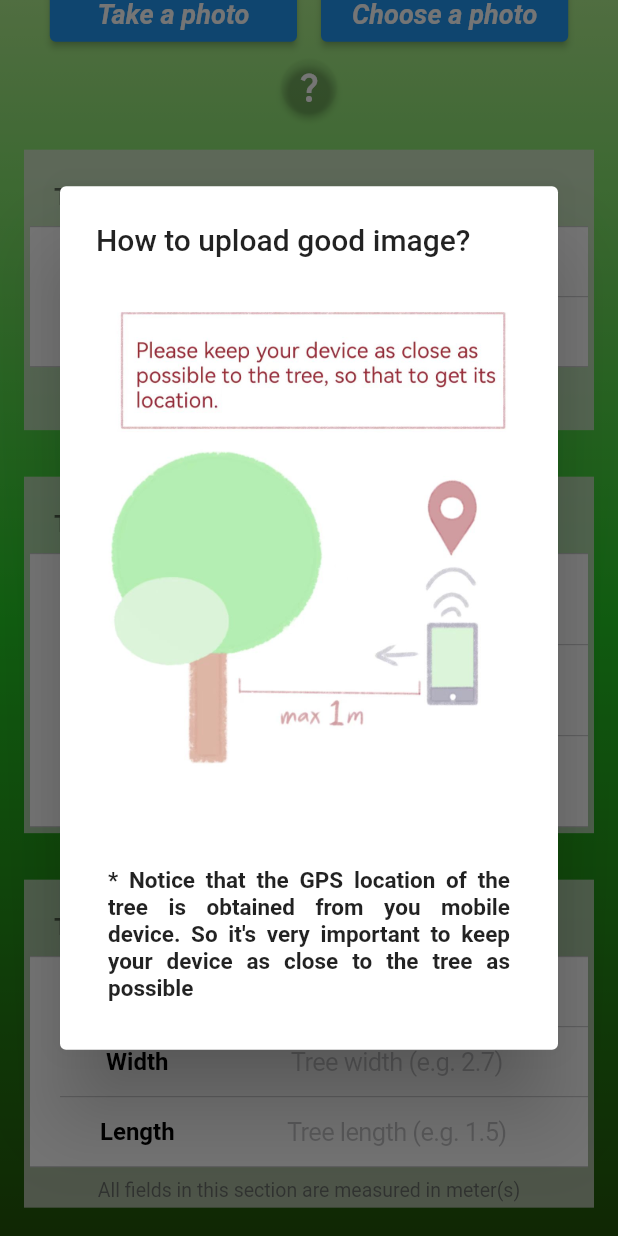
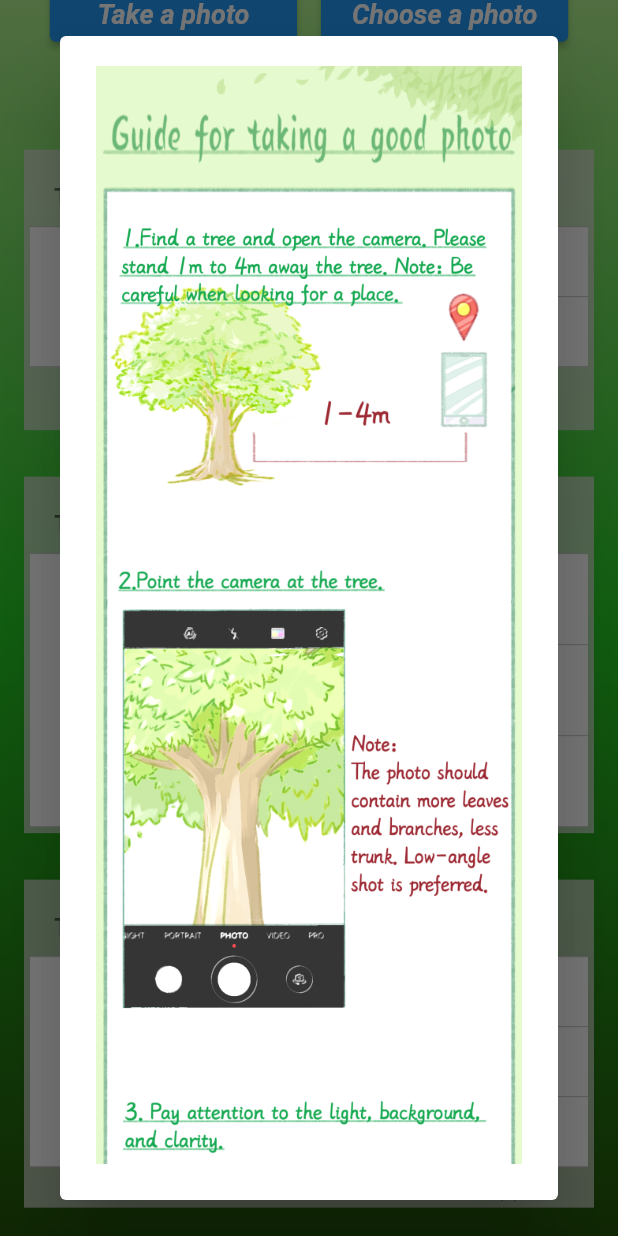
Before and after one commit to billzhao1030/Urban-Forest, a Flutter app: the UploadTree screen opened directly with empty values, scrolled down 576 dp, after a tap on the "question mark" icon, on a phone screen of 412 x 824 dp. Run offline on Flutter 3.47's test engine with Material 2 defaults, Android fonts, the phone set to English and light mode, and no system bars; our stand-ins replace animated_splash_screen, camera, cloud_firestore, firebase_auth, firebase_core, flutter_settings_screens and 7 more; accounts and stored records are empty.

Commit message:
image instruction

```diff
--- a/lib/view/main_function/upload_tree.dart
+++ b/lib/view/main_function/upload_tree.dart
@@ -337,6 +337,11 @@ class _UploadTreeState extends State<UploadTree> {
           ],
         ),
 
+        Row(
+          mainAxisAlignment: MainAxisAlignment.center,
+          children: [
+            formText("How to upload good photo?", fontsize: 16,
+             fontStyle: FontStyle.italic, fontColor: Colors.black54),
             ElevatedButton(
               onPressed: () {
                 showDialog(
@@ -354,6 +359,8 @@ class _UploadTreeState extends State<UploadTree> {
                 shape: const CircleBorder(),
                 primary: const Color.fromARGB(1, 1, 1, 1),
               ),
+            ),
+          ],
         ),
 
         // the simple response (display somewhere else)
@@ -586,12 +593,11 @@ class _UploadTreeState extends State<UploadTree> {
   // location suggestion
   AlertDialog locationFetchAdvice() {
     return AlertDialog(
-      title: const Text("How to get good location?"),
       content: SingleChildScrollView(
         child: Column(
           children: [
             Image.asset(
-              "assets/images/Instruction.jpg",
+              "assets/images/location_instruction.jpg",
               fit: BoxFit.fitHeight,
             ),
             Padding(
@@ -1259,24 +1265,13 @@ class _UploadTreeState extends State<UploadTree> {
   // image suggestion dialog
   AlertDialog imageFetchAdvice() {
     return AlertDialog(
-      title: const Text("How to upload good image?"),
       content: SingleChildScrollView(
         child: Column(
           children: [
-            //TODO: how to get good image
             Image.asset(
-              "assets/images/Instruction.jpg",
+              "assets/images/image_instruction.png",
               fit: BoxFit.fitHeight,
             ),
-            Padding(
-              padding: const EdgeInsets.all(8.0),
-              child: normalText(
-                "* Notice that the GPS location of the tree is obtained from you "
-                "mobile device. So it's very important to keep your device as close "
-                "to the tree as possible",
-                isJust: true
-              ),
-            )
           ],
         ),
       ),
```
Also changed, not shown: assets/images/Instruction.jpg (deleted), assets/images/image_instruction.png (added), assets/images/location_instruction.jpg (added). Lines whose indentation alone changed are shown as unchanged.
